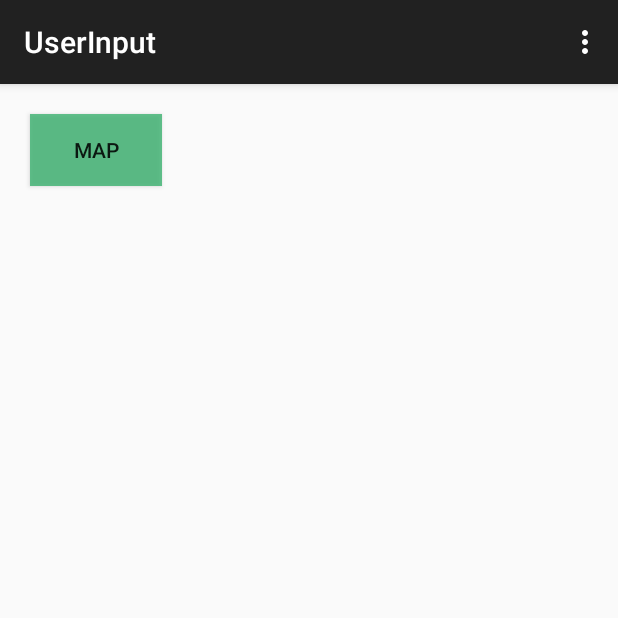
After one commit to pierre-godard/VCR, an Android app: the UserInput screen opened directly, with no data from a screen before it, on a phone screen of 412 x 824 dp, the top half of it. The commit adds this screen. Run offline under Robolectric (Android 15) with nearby library versions, the phone set to English and light mode, and no system bars.

Commit message:
UserInput in activity

```diff
--- /dev/null
+++ b/app/src/main/java/fr/insa_lyon/vcr/vcr/UserInput.java
@@ -0,0 +1,48 @@
+package fr.insa_lyon.vcr.vcr;
+
+import android.content.Intent;
+import android.os.Bundle;
+import android.support.v7.app.ActionBarActivity;
+import android.view.Menu;
+import android.view.MenuItem;
+import android.view.View;
+
+
+public class UserInput extends ActionBarActivity {
+
+    @Override
+    protected void onCreate(Bundle savedInstanceState) {
+        super.onCreate(savedInstanceState);
+        setContentView(R.layout.activity_user_input);
+    }
+
+
+    @Override
+    public boolean onCreateOptionsMenu(Menu menu) {
+        // Inflate the menu; this adds items to the action bar if it is present.
+        getMenuInflater().inflate(R.menu.menu_user_input, menu);
+        return true;
+    }
+
+    @Override
+    public boolean onOptionsItemSelected(MenuItem item) {
+        // Handle action bar item clicks here. The action bar will
+        // automatically handle clicks on the Home/Up button, so long
+        // as you specify a parent activity in AndroidManifest.xml.
+        int id = item.getItemId();
+
+        //noinspection SimplifiableIfStatement
+        if (id == R.id.action_settings) {
+            return true;
+        }
+
+        return super.onOptionsItemSelected(item);
+    }
+
+    public void onButtonClickedUserInput(View v) {
+        if (v == findViewById(R.id.but_map)) {
+            Intent intent = new Intent(this, VelocityRaptorMain.class);
+            startActivity(intent);
+        }
+    }
+}
--- /dev/null
+++ b/app/src/main/res/layout/activity_user_input.xml
@@ -0,0 +1,24 @@
+<RelativeLayout xmlns:android="http://schemas.android.com/apk/res/android"
+    xmlns:tools="http://schemas.android.com/tools"
+    android:layout_width="match_parent"
+    android:layout_height="match_parent"
+    android:paddingLeft="@dimen/activity_horizontal_margin"
+    android:paddingRight="@dimen/activity_horizontal_margin"
+    android:paddingTop="@dimen/activity_vertical_margin"
+    android:paddingBottom="@dimen/activity_vertical_margin"
+    tools:context="fr.insa_lyon.vcr.vcr.UserInput">
+
+    <Button
+        android:id="@+id/but_map"
+        android:layout_width="wrap_content"
+        android:layout_height="48dp"
+        android:layout_gravity="left|top"
+        android:text="Map"
+        android:padding="10dp"
+        android:layout_marginTop="4dp"
+        android:layout_marginLeft="4dp"
+        android:background="#CC3CB371"
+        android:onClick="onButtonClickedUserInput" />
+
+
+</RelativeLayout>
--- /dev/null
+++ b/app/src/main/res/menu/menu_user_input.xml
@@ -0,0 +1,10 @@
+<menu xmlns:android="http://schemas.android.com/apk/res/android"
+    xmlns:app="http://schemas.android.com/apk/res-auto"
+    xmlns:tools="http://schemas.android.com/tools"
+    tools:context="fr.insa_lyon.vcr.vcr.UserInput">
+    <item
+        android:id="@+id/action_settings"
+        android:title="@string/action_settings"
+        android:orderInCategory="100"
+        app:showAsAction="never" />
+</menu>
--- /dev/null
+++ b/app/src/main/res/values-w820dp/dimens.xml
@@ -0,0 +1,6 @@
+<resources>
+    <!-- Example customization of dimensions originally defined in res/values/dimens.xml
+         (such as screen margins) for screens with more than 820dp of available width. This
+         would include 7" and 10" devices in landscape (~960dp and ~1280dp respectively). -->
+    <dimen name="activity_horizontal_margin">64dp</dimen>
+</resources>
--- /dev/null
+++ b/app/src/main/res/values/dimens.xml
@@ -0,0 +1,5 @@
+<resources>
+    <!-- Default screen margins, per the Android Design guidelines. -->
+    <dimen name="activity_horizontal_margin">16dp</dimen>
+    <dimen name="activity_vertical_margin">16dp</dimen>
+</resources>
--- a/app/src/main/res/values/strings.xml
+++ b/app/src/main/res/values/strings.xml
@@ -2,7 +2,7 @@
     <string name="app_name">VCR</string>
     <string name="title_activity_maps">Map</string>
 
-<!-- TODO: Remove or change this placeholder text -->
+    <!-- TODO: Remove or change this placeholder text -->
     <string name="hello_blank_fragment">Hello blank fragment</string>
     <string name="CardFlipBack_buttonname">Back to front</string>
     <string name="CardFlipFront_buttonName">Input Field</string>
@@ -10,4 +10,9 @@
     <string name="Category">Category</string>
     <string name="AZ">AZ</string>
     <string name="Popular">Popular</string>
+    <string name="title_activity_user_input">UserInput</string>
+
+    <string name="hello_world">Hello world!</string>
+    <string name="action_settings">Settings</string>
+    <string name="Recherche">Recherche</string>
 </resources>
```
Also changed, not shown: app/src/main/AndroidManifest.xml (+6 -3 lines), app/src/main/java/fr/insa_lyon/vcr/vcr/UserInputFragment.java (deleted, +0 -19 lines), app/src/main/java/fr/insa_lyon/vcr/vcr/VelocityRaptorMain.java (+8 -52 lines), app/src/main/res/layout/activity_maps.xml (+12 -59 lines), app/src/main/res/layout/fragment_map.xml (deleted, +0 -71 lines), app/src/main/res/layout/fragment_userfields.xml (deleted, +0 -15 lines).
